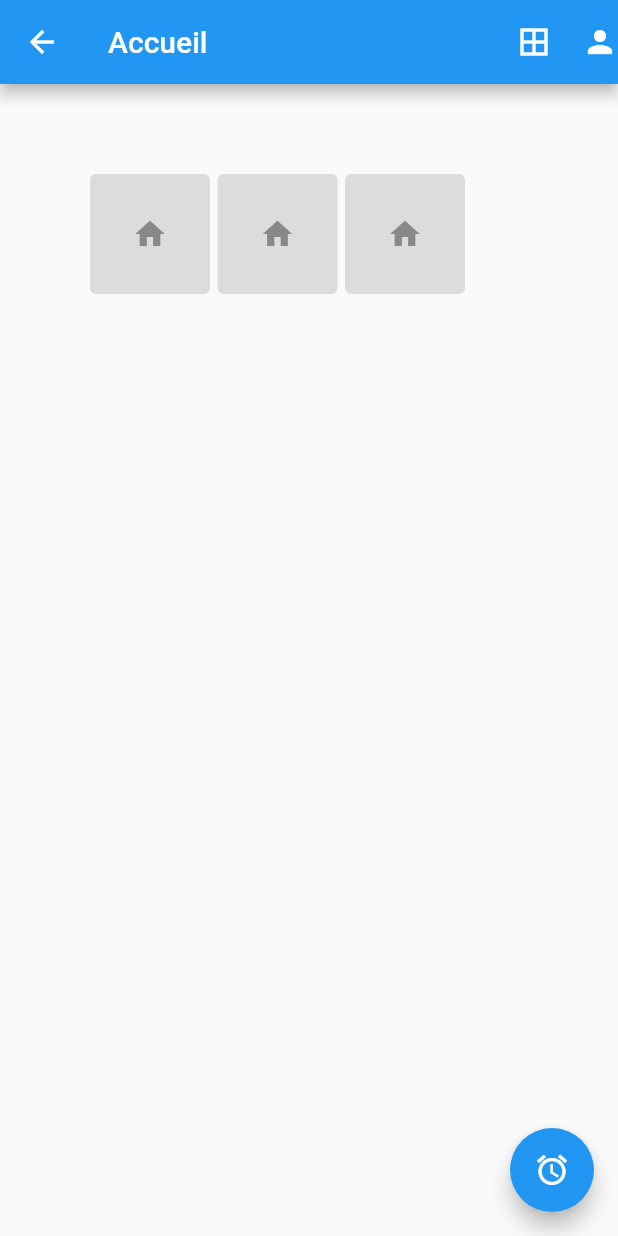
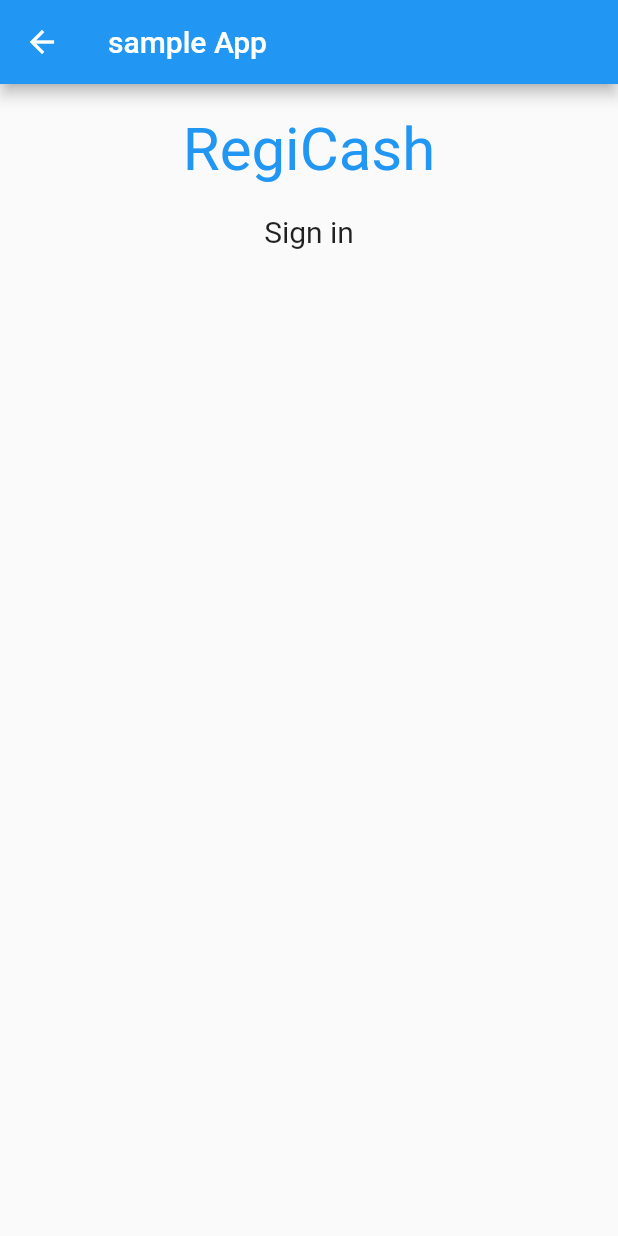
Before and after one commit to verstands/regicash, a Flutter app: the screen it shows after launch, after a tap on "VALIDERS", on a phone screen of 412 x 824 dp. Run offline on Flutter 3.47's test engine with Material 2 defaults, Android fonts, the light colour scheme and no system bars.

Commit message:
upload_de_fichier_ençligne

```diff
--- a/lib/screens/home.dart
+++ b/lib/screens/home.dart
@@ -12,48 +12,28 @@ class _HomeState extends State<Home> {
   Widget build(BuildContext context) {
     return Scaffold(
         appBar: AppBar(
-         title: const Text("Accueil"),
-         actions:const [
-           Icon(Icons.border_all),
-           SizedBox(width: 20,),
-           Icon(Icons.person)
-         ],
+            title: const Text("sample App"),
         ),
-      body: Column(
+        body: Center(
+            child: Column(
               children: [
-            Row(
-            children:  const [
-                SizedBox(height: 200),
-                Padding(padding: EdgeInsets.all(30),),
-                SizedBox(
-                  height: 80,
-                  width: 80,
-                   child:  ElevatedButton(
-                     onPressed: null,
-                     child: Icon(Icons.home),),
+                  Column(
+                      children:const [
+                        SizedBox(height: 20,),
+                         Center(
+                           child : Text("RegiCash", style: TextStyle(color: Colors.blue, fontSize: 40),)
                          ),
-                SizedBox(width: 5,),
-                SizedBox(
-                  height: 80,
-                  width: 80,
-                   child:  ElevatedButton(
-                     onPressed: null,
-                     child: Icon(Icons.home),),
+                         SizedBox(height: 20,),
+                         Center(
+                           child: Text("Sign in", style: TextStyle(fontSize: 20),) ,
                          ),
-                SizedBox(width: 5,),
-                SizedBox(
-                  height: 80,
-                  width: 80,
-                   child:  ElevatedButton(
-                     onPressed: null,
-                     child: Icon(Icons.home),),
-                )
-            ],
-         ),
+                         SizedBox(height: 30,),
 
                       ],
                 ),
-      floatingActionButton: const FloatingActionButton(onPressed: null, child: Icon(Icons.access_alarms),),
+              ],
+            ),
+        ),
     );
   }
 }
--- a/lib/screens/login.dart
+++ b/lib/screens/login.dart
@@ -29,7 +29,10 @@ class _LoginState extends State<Login> {
                   keyboardType: TextInputType.number,
                 ),
                 const SizedBox(height: 50,),
-                SizedBox(
+                Container(
+                  decoration:const  BoxDecoration(
+                    borderRadius: BorderRadius.all(Radius.circular(2)),
+                  ),
                   height: 60,
                   width: 300,
                   child: ElevatedButton(
@@ -42,6 +45,11 @@ class _LoginState extends State<Login> {
                     child: const Text('VALIDERS')),
 
                ),
+               const SizedBox(height: 40,),
+               const SizedBox(
+                 child: Text("Pour plus d'infos",
+                    style: TextStyle(color: Colors.blue),),
+               )
             ],
           ),
        ),
```
Lines whose indentation alone changed are shown as unchanged.
